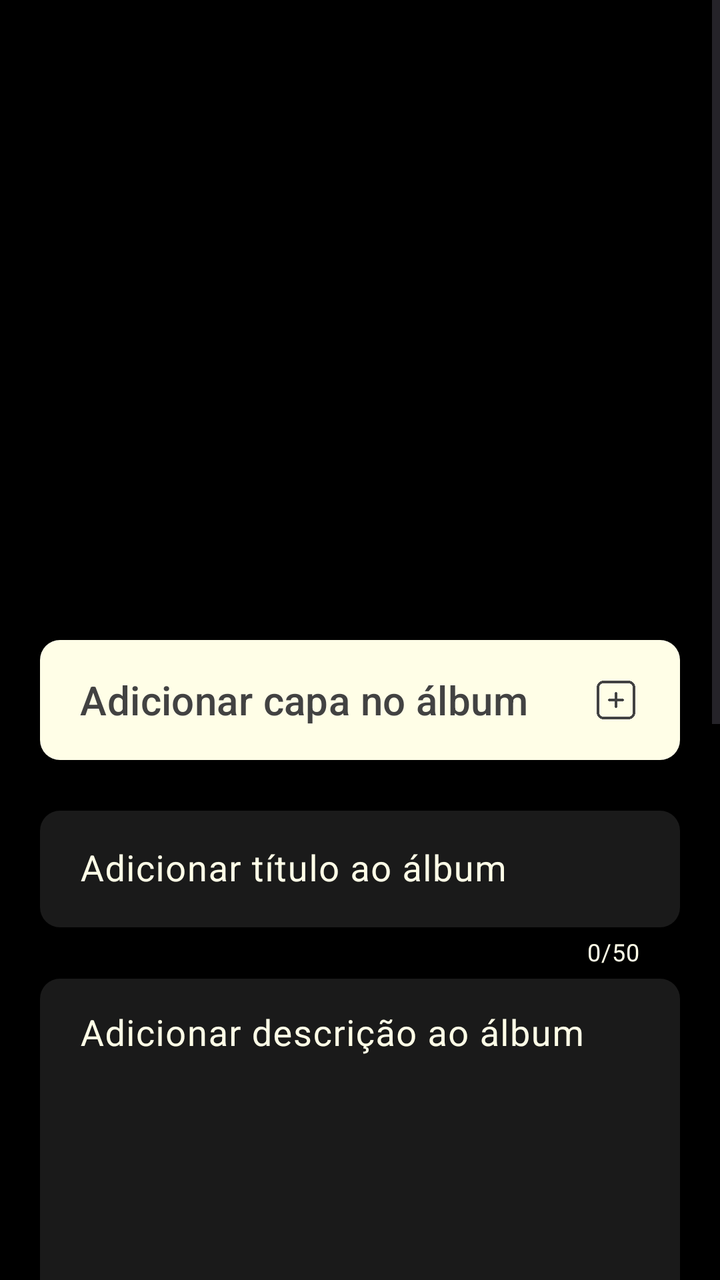
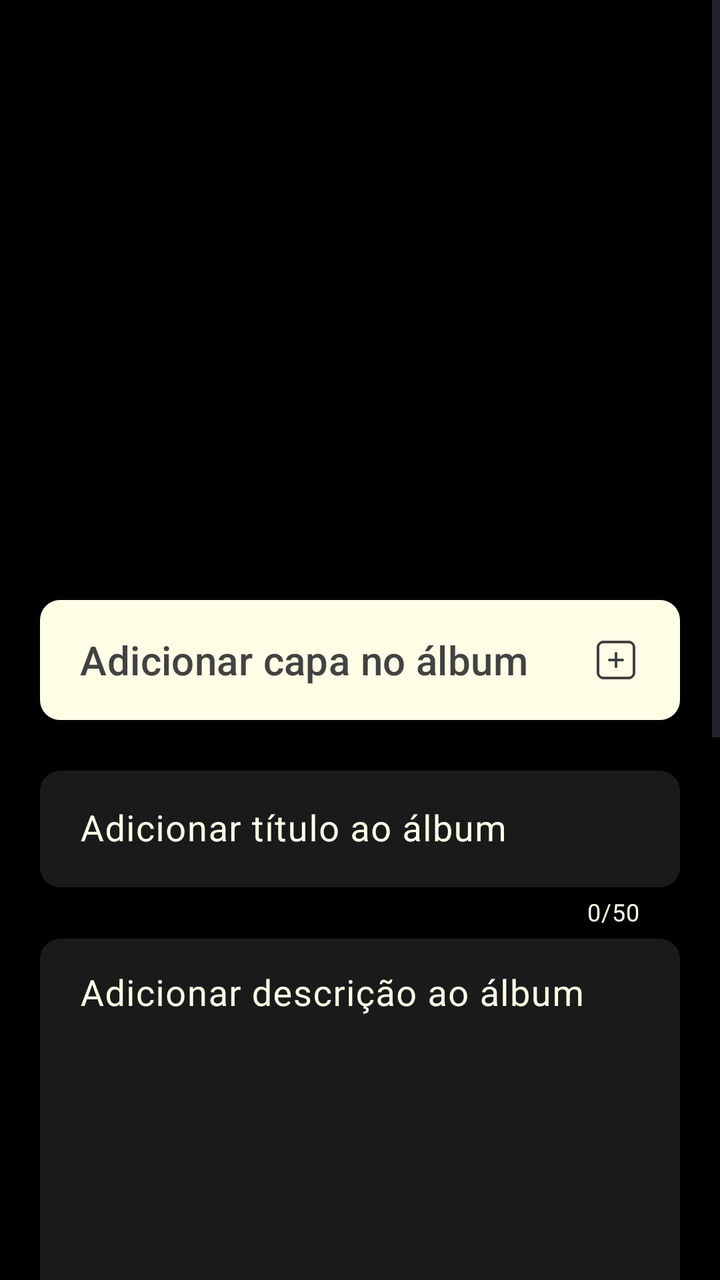

An Android layout rendered at two revisions. The XML below is the earlier revision; the diff shows what the commit changed to produce the second picture.
<!-- AndroidManifest.xml: application theme Theme.Monaly -->
<!-- res/layout/fragment_create_album.xml -->
<?xml version="1.0" encoding="utf-8"?>
<ScrollView xmlns:android="http://schemas.android.com/apk/res/android"
    xmlns:app="http://schemas.android.com/apk/res-auto"
    xmlns:tools="http://schemas.android.com/tools"
    android:layout_width="match_parent"
    android:layout_height="match_parent"
    android:background="#000000"
    android:fillViewport="true">

    <androidx.constraintlayout.widget.ConstraintLayout
        android:layout_width="match_parent"
        android:layout_height="wrap_content"
        android:paddingBottom="20dp">

        <com.google.android.material.button.MaterialButton
            android:id="@+id/btnSaveAlbum"
            android:layout_width="0dp"
            android:layout_height="60dp"
            android:layout_marginTop="20dp"
            android:layout_marginEnd="20dp"
            android:layout_weight="1"
            android:text="@string/create_album_button_save"
            android:textAllCaps="false"
            android:textColor="@color/gray_dark"
            app:backgroundTint="@color/bage_neutral"
            android:textSize="20sp"
            app:cornerRadius="10dp"
            app:layout_constraintEnd_toEndOf="parent"
            app:layout_constraintTop_toBottomOf="@+id/switchDownload" />

        <com.google.android.material.button.MaterialButton
            android:id="@+id/btnAddParticipants"
            android:layout_width="0dp"
            android:layout_height="60dp"
            android:layout_marginStart="20dp"
            android:layout_marginEnd="20dp"
            android:layout_weight="1"
            android:text="@string/create_album_button_add_participants"
            android:textAllCaps="false"
            android:textColor="@color/gray_dark"
            android:textSize="20sp"
            android:gravity="start|center_vertical"
            app:backgroundTint="@color/bage_neutral"
            app:cornerRadius="10dp"
            android:paddingStart="20dp"
            android:paddingEnd="20dp"
            app:icon="@drawable/ic_add_gray_dark"
            app:iconGravity="end"
            app:iconSize="24dp"
            app:iconTint="@null"
            app:layout_constraintEnd_toStartOf="@+id/btnSaveAlbum"
            app:layout_constraintStart_toStartOf="parent"
            app:layout_constraintTop_toTopOf="@+id/btnSaveAlbum" />

        <ImageView
            android:id="@+id/ivCoverPhoto"
            android:layout_width="0dp"
            android:layout_height="300dp"
            android:scaleType="centerCrop"
            app:layout_constraintEnd_toEndOf="parent"
            app:layout_constraintStart_toStartOf="parent"
            app:layout_constraintTop_toTopOf="parent" />

        <ImageView
            android:id="@+id/imageGradientEffect"
            android:layout_width="0dp"
            android:layout_height="0dp"
            app:layout_constraintBottom_toBottomOf="@+id/ivCoverPhoto"
            app:layout_constraintEnd_toEndOf="parent"
            app:layout_constraintStart_toStartOf="parent"
            app:layout_constraintTop_toTopOf="parent"
            app:srcCompat="@drawable/bg_gradient_black" />

        <com.google.android.material.textfield.TextInputLayout
            android:id="@+id/TitleField"
            android:layout_width="match_parent"
            android:layout_height="wrap_content"
            android:layout_marginStart="20dp"
            android:layout_marginTop="20dp"
            android:layout_marginEnd="20dp"
            android:textColorHint="@color/bage_neutral"
            app:counterEnabled="true"
            app:counterMaxLength="50"
            app:counterTextColor="@color/bage_neutral"
            app:hintTextColor="@color/bage_neutral"
            app:layout_constraintEnd_toEndOf="parent"
            app:layout_constraintHorizontal_bias="0.0"
            app:layout_constraintStart_toStartOf="parent"
            app:layout_constraintTop_toBottomOf="@+id/buttonAddNewAlbum">

            <com.google.android.material.textfield.TextInputEditText
                android:id="@+id/EditTitleField"
                android:layout_width="match_parent"
                android:layout_height="wrap_content"
                android:background="@drawable/drawable_background_button_gray_deep_10_dp"
                android:hint="@string/create_album_hint_title"
                android:maxLength="50"
                android:paddingStart="20dp"
                android:paddingEnd="20dp"
                android:textColor="@color/bage_neutral"
                android:textSize="18sp" />

        </com.google.android.material.textfield.TextInputLayout>

        <com.google.android.material.textfield.TextInputLayout
            android:id="@+id/DescriptionField"
            android:layout_width="match_parent"
            android:layout_height="wrap_content"
            android:layout_marginStart="20dp"
            android:layout_marginEnd="20dp"
            app:counterEnabled="true"
            app:counterMaxLength="350"
            app:counterTextColor="@color/bage_neutral"
            android:textColorHint="@color/bage_neutral"
            app:hintTextColor="@color/bage_neutral"
            app:layout_constraintEnd_toEndOf="parent"
            app:layout_constraintStart_toStartOf="parent"
            app:layout_constraintTop_toBottomOf="@+id/TitleField">

            <com.google.android.material.textfield.TextInputEditText
                android:id="@+id/EditDescriptionField"
                android:layout_width="match_parent"
                android:layout_height="250dp"
                android:background="@drawable/drawable_background_button_gray_deep_10_dp"
                android:gravity="top|start"
                android:hint="@string/create_album_hint_description"
                android:maxLength="350"
                android:paddingStart="20dp"
                android:paddingEnd="20dp"
                android:textColor="@color/gray_medium"
                android:textSize="18sp" />

        </com.google.android.material.textfield.TextInputLayout>

        <com.google.android.material.button.MaterialButton
            android:id="@+id/buttonAddNewAlbum"
            android:layout_width="0dp"
            android:layout_height="60dp"
            android:layout_marginStart="20dp"
            android:layout_marginTop="20dp"
            android:layout_marginEnd="20dp"
            android:background="@drawable/drawable_background_button_gray_dark_10_dp"
            android:gravity="start|center_vertical"
            android:paddingStart="20dp"
            android:paddingEnd="20dp"
            android:text="@string/create_album_button_add_cover"
            android:textAllCaps="false"
            android:textColor="@color/gray_dark"
            android:textSize="20sp"
            app:backgroundTint="@color/bage_neutral"
            app:icon="@drawable/ic_add_gray_dark"
            app:iconGravity="end"
            app:iconSize="24dp"
            app:iconTint="@null"
            app:layout_constraintEnd_toEndOf="parent"
            app:layout_constraintHorizontal_bias="0.0"
            app:layout_constraintStart_toStartOf="parent"
            app:layout_constraintTop_toBottomOf="@+id/ivCoverPhoto" />

        <androidx.cardview.widget.CardView
            android:id="@+id/cvParticipantsMock"
            android:layout_width="match_parent"
            android:layout_height="wrap_content"
            android:layout_marginStart="20dp"
            android:layout_marginTop="5dp"
            android:layout_marginEnd="20dp"
            app:cardBackgroundColor="#262626"
            app:cardCornerRadius="10dp"
            app:cardElevation="0dp"
            app:layout_constraintEnd_toEndOf="parent"
            app:layout_constraintStart_toStartOf="parent"
            app:layout_constraintTop_toBottomOf="@+id/DescriptionField">

            <LinearLayout
                android:background="@color/black"
                android:layout_width="match_parent"
                android:layout_height="wrap_content"
                android:orientation="vertical"
                android:padding="20dp">

                <TextView
                    android:layout_width="wrap_content"
                    android:layout_height="wrap_content"
                    android:layout_marginBottom="30dp"
                    android:text="@string/create_album_participants_title"
                    android:textColor="@color/bage_neutral"
                    android:textSize="18sp" />

                <LinearLayout
                    android:layout_width="match_parent"
                    android:layout_height="wrap_content"
                    android:orientation="horizontal">

                    <ImageView
                        android:layout_width="40dp"
                        android:layout_height="40dp"
                        android:layout_marginEnd="15dp"
                        android:background="@drawable/drawable_background_button_gray_dark_10_dp"
                        android:src="@drawable/ic_profile_bage_neutral" />

                    <ImageView
                        android:layout_width="40dp"
                        android:layout_height="40dp"
                        android:layout_marginEnd="15dp"
                        android:background="@drawable/drawable_background_button_gray_dark_10_dp"
                        android:src="@drawable/ic_profile_bage_neutral" />

                    <TextView
                        android:layout_width="40dp"
                        android:layout_height="40dp"
                        android:background="@drawable/drawable_background_button_gray_dark_10_dp"
                        android:gravity="center"
                        android:text="..."
                        android:textColor="@color/bage_neutral"
                        android:textSize="18sp"
                        android:textStyle="bold" />

                </LinearLayout>

            </LinearLayout>

        </androidx.cardview.widget.CardView>

        <com.google.android.material.switchmaterial.SwitchMaterial
            android:id="@+id/switchPublic"
            android:layout_width="match_parent"
            android:layout_height="wrap_content"
            android:layout_marginStart="40dp"
            android:layout_marginTop="20dp"
            android:layout_marginEnd="40dp"
            android:text="@string/create_album_switch_public"
            android:textColor="@color/bage_neutral"
            android:textSize="16sp"
            app:layout_constraintEnd_toEndOf="parent"
            app:layout_constraintStart_toStartOf="parent"
            app:layout_constraintTop_toBottomOf="@+id/cvParticipantsMock" />

        <com.google.android.material.switchmaterial.SwitchMaterial
            android:id="@+id/switchDownload"
            android:layout_width="match_parent"
            android:layout_height="wrap_content"
            android:layout_marginStart="40dp"
            android:layout_marginTop="16dp"
            android:layout_marginEnd="40dp"
            android:text="@string/create_album_switch_download"
            android:textColor="@color/bage_neutral"
            android:textSize="16sp"
            app:layout_constraintEnd_toEndOf="parent"
            app:layout_constraintStart_toStartOf="parent"
            app:layout_constraintTop_toBottomOf="@+id/switchPublic" />

    </androidx.constraintlayout.widget.ConstraintLayout>

</ScrollView>
<!-- resources referenced by this layout -->
<resources>
  <color name="bage_neutral">#fffee7</color>
  <color name="black">#000000</color>
  <color name="gray_dark">#424242</color>
  <color name="gray_medium">#C8C8C8</color>
  <!-- drawable bg_gradient_black (drawable) -->
  <?xml version="1.0" encoding="utf-8"?>
  <shape xmlns:android="http://schemas.android.com/apk/res/android"
  
      android:shape="rectangle">
  
      <gradient
  
          android:angle="90"
          android:startColor="@color/black"
          android:endColor="#00000000"
          android:type="linear"/>
  
  </shape>
  <!-- drawable drawable_background_button_gray_dark_10_dp (drawable) -->
  <?xml version="1.0" encoding="utf-8"?>
  <shape xmlns:android="http://schemas.android.com/apk/res/android">
  
      <corners android:radius="10dp"/>
      <solid android:color="@color/gray_dark"/>
  
  </shape>
  <!-- drawable drawable_background_button_gray_deep_10_dp (drawable) -->
  <?xml version="1.0" encoding="utf-8"?>
  <shape xmlns:android="http://schemas.android.com/apk/res/android">
  
      <solid android:color="@color/gray_deep"/>
      <corners android:radius="10dp"/>
  
  </shape>
  <!-- drawable ic_add_gray_dark: png bitmap (drawable, 1667 bytes) -->
  <!-- drawable ic_profile_bage_neutral: png bitmap (drawable, 1723 bytes) -->
  <string name="create_album_button_add_cover">Adicionar capa no álbum</string>
  <string name="create_album_button_add_participants">Adicionar participantes</string>
  <string name="create_album_button_save">Salvar</string>
  <string name="create_album_hint_description">Adicionar descrição ao álbum</string>
  <string name="create_album_hint_title">Adicionar título ao álbum</string>
  <string name="create_album_participants_title">Participantes</string>
  <string name="create_album_switch_download">Permitir download de mídias</string>
  <string name="create_album_switch_public">Álbum público</string>
  <style name="Theme.Monaly" parent="Base.Theme.Monaly" />
  <color name="gray_deep">#1A1A1A</color>
  <style name="Base.Theme.Monaly" parent="Theme.Material3.DayNight.NoActionBar">
  
          <item name="android:navigationBarColor">@color/black</item>
  
      </style>
</resources>

<!-- the commit's change to res/layout/fragment_create_album.xml (unified diff, before → after) -->
@@ -55,7 +55,7 @@
         <ImageView
             android:id="@+id/ivCoverPhoto"
             android:layout_width="0dp"
-            android:layout_height="300dp"
+            android:layout_height="280dp"
             android:scaleType="centerCrop"
             app:layout_constraintEnd_toEndOf="parent"
             app:layout_constraintStart_toStartOf="parent"
@@ -172,7 +172,6 @@
             app:layout_constraintTop_toBottomOf="@+id/DescriptionField">
 
             <LinearLayout
-                android:background="@color/black"
                 android:layout_width="match_parent"
                 android:layout_height="wrap_content"
                 android:orientation="vertical"
